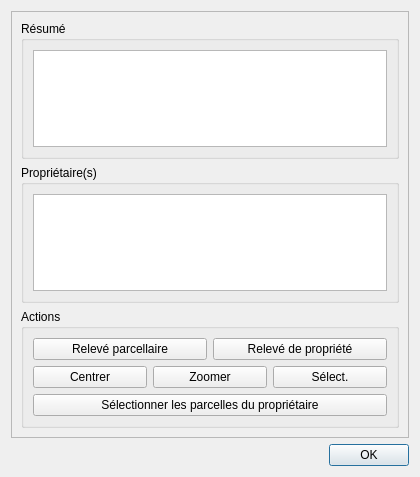
The window that forms/cadastre_parcelle_form.ui (3liz/QgisCadastrePlugin) describes before a commit, drawn with Qt 5.
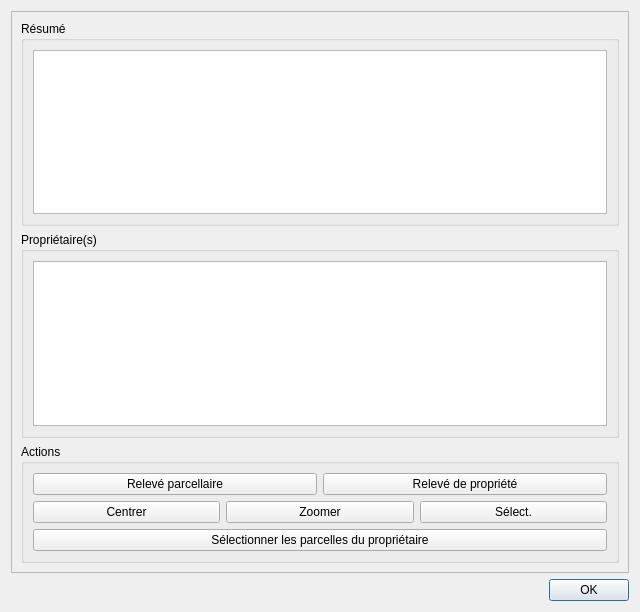
The same window after the commit. Icons and pictures are not drawn.

```diff
--- a/forms/cadastre_parcelle_form.ui
+++ b/forms/cadastre_parcelle_form.ui
@@ -6,8 +6,8 @@
    <rect>
     <x>0</x>
     <y>0</y>
-    <width>420</width>
-    <height>477</height>
+    <width>640</width>
+    <height>612</height>
    </rect>
   </property>
   <property name="windowTitle">
@@ -24,8 +24,8 @@
        <rect>
         <x>0</x>
         <y>0</y>
-        <width>400</width>
-        <height>424</height>
+        <width>620</width>
+        <height>559</height>
        </rect>
       </property>
       <layout class="QVBoxLayout" name="verticalLayout_2">
```
